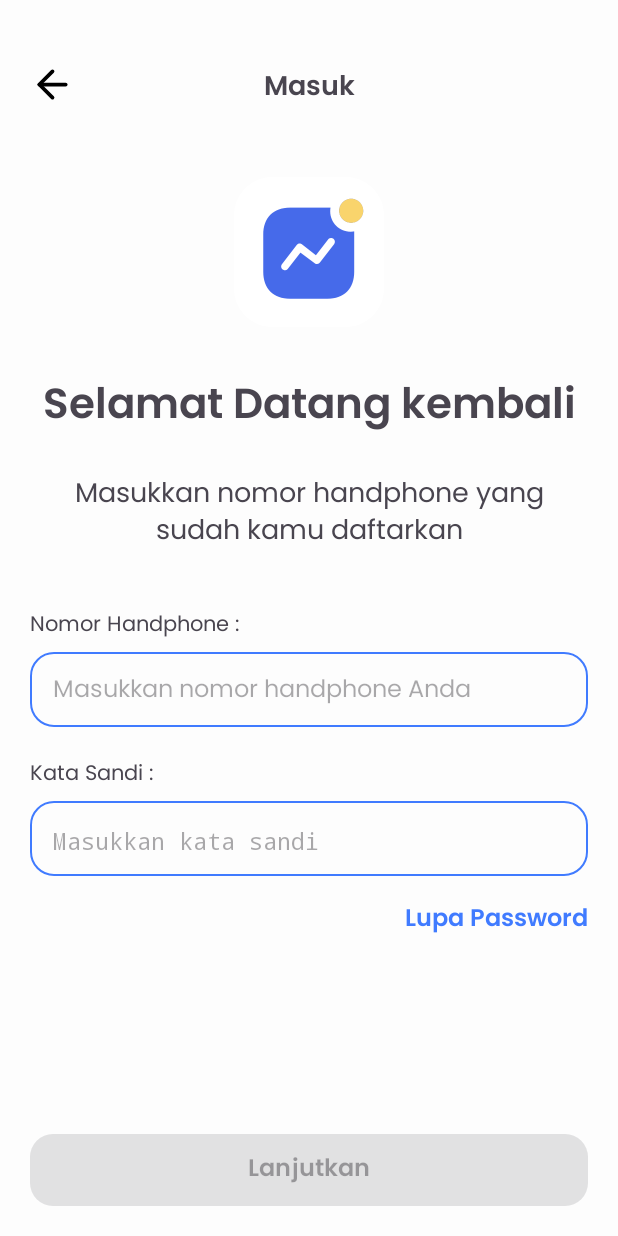
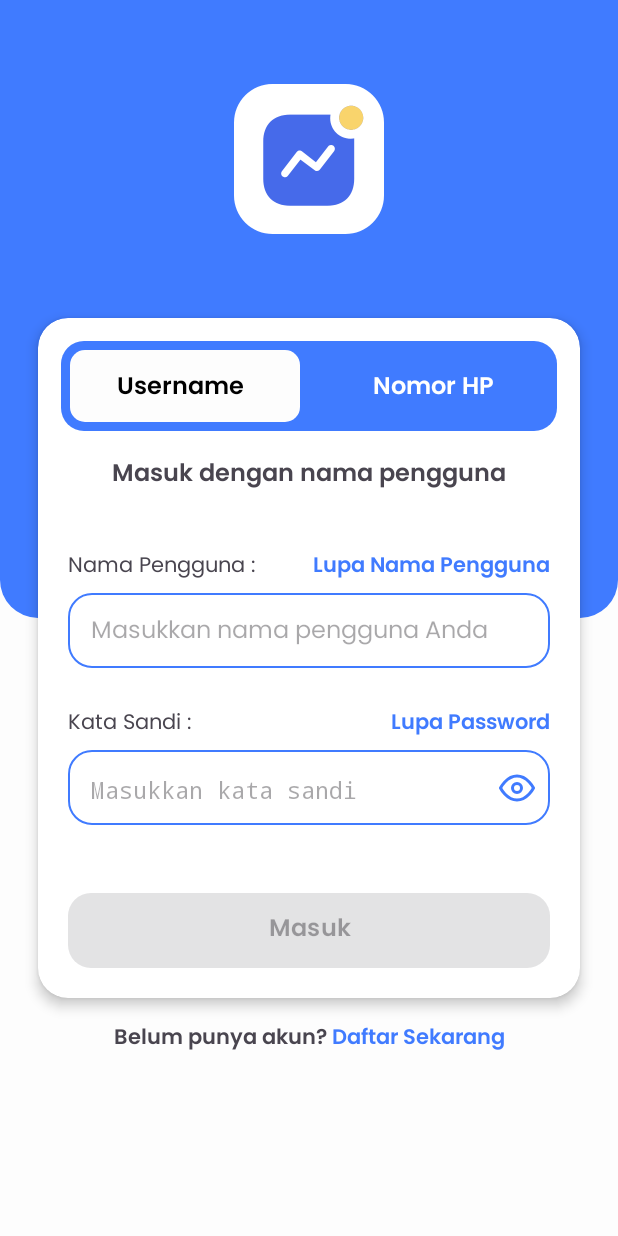
Before and after one commit to Imdvlpr99/Sobat-Dompet, an Android app: the LoginView screen opened directly, with no data from a screen before it, on a phone screen of 412 x 824 dp. Run offline under Robolectric (Android 15) with nearby library versions, the phone set to English and light mode, and no system bars.

Commit message:
modify : change login layout and add function on class

```diff
--- a/app/src/main/AndroidManifest.xml
+++ b/app/src/main/AndroidManifest.xml
@@ -17,7 +17,8 @@
         <activity
             android:name=".activity.auth.UserDataView"
             android:exported="false"
-            android:screenOrientation="portrait"/>
+            android:screenOrientation="portrait"
+            android:windowSoftInputMode="adjustPan"/>
         <activity
             android:name=".activity.auth.OtpView"
             android:exported="false"
--- a/app/src/main/java/com/imdvlpr/expensetracker/activity/auth/LoginView.kt
+++ b/app/src/main/java/com/imdvlpr/expensetracker/activity/auth/LoginView.kt
@@ -8,9 +8,11 @@ import android.text.InputType
 import com.imdvlpr.expensetracker.R
 import com.imdvlpr.expensetracker.databinding.ActivityLoginBinding
 import com.imdvlpr.expensetracker.helper.base.BaseActivity
+import com.imdvlpr.expensetracker.helper.ui.CustomDualTab
 import com.imdvlpr.expensetracker.helper.ui.CustomInputView
-import com.imdvlpr.expensetracker.helper.ui.CustomToolbar
-import com.imdvlpr.expensetracker.helper.utils.getStatusBarHeight
+import com.imdvlpr.expensetracker.helper.utils.setSpannable
+import com.imdvlpr.expensetracker.helper.utils.setTheme
+import com.imdvlpr.expensetracker.helper.utils.setVisible
 import com.imdvlpr.expensetracker.model.Login
 
 class LoginView : BaseActivity() {
@@ -27,24 +29,86 @@ class LoginView : BaseActivity() {
         }
     }
 
+    enum class TYPE { USERNAME, PHONE }
     private lateinit var binding: ActivityLoginBinding
     private var login = Login()
+    private var loginType: TYPE = TYPE.USERNAME
 
     override fun onCreate(savedInstanceState: Bundle?) {
         super.onCreate(savedInstanceState)
         binding = ActivityLoginBinding.inflate(layoutInflater)
         setContentView(binding.root)
+        setTheme()
+        initTab()
         initView()
     }
 
+    private fun initTab() {
+        binding.dualTab.apply {
+            when (getSelected()) {
+                CustomDualTab.SELECTED.LEFT -> {
+                    binding.userNameLayout.setVisible(true)
+                    binding.phoneLayout.setVisible(false)
+                }
+                CustomDualTab.SELECTED.RIGHT -> {
+                    binding.phoneLayout.setVisible(true)
+                    binding.userNameLayout.setVisible(false)
+                }
+            }
+            setListener(object : CustomDualTab.DualTabListener {
+                override fun onLeftClicked() {
+                    loginType = TYPE.USERNAME
+                    binding.userNameLayout.setVisible(true)
+                    binding.phoneLayout.setVisible(false)
+                }
+
+                override fun onRightClicked() {
+                    loginType = TYPE.PHONE
+                    binding.phoneLayout.setVisible(true)
+                    binding.userNameLayout.setVisible(false)
+                }
+            })
+        }
+    }
+
     private fun initView() {
-        binding.customToolbar.apply {
-            setPadding(0, getStatusBarHeight(), 0, 0)
-            setTitle(getString(R.string.login_text))
-            setListener(object : CustomToolbar.ToolbarListener {
-                override fun onBackButtonClick() {
-                    onBackPressedDispatcher.onBackPressed()
-                    finish()
+        val createAccount = String.format(getString(R.string.login_do_not_have_account), getString(R.string.login_create_account))
+        binding.createAccount.text = setSpannable(createAccount, getString(R.string.login_create_account))
+
+        binding.inputUsername.apply {
+            setTitle(getString(R.string.register_user_name))
+            setHint(getString(R.string.register_user_name_hint))
+            setHelper(true, getString(R.string.forgot_username))
+            setInputType(InputType.TYPE_CLASS_TEXT)
+            setInputFilter(CustomInputView.InputFilter.LOWERCASE_WITH_SPECIAL_CHAR)
+            setListener(object : CustomInputView.InputViewListener {
+                override fun afterTextChanged(s: Editable?) {
+                    login.userName = s.toString()
+                    validateInput()
+                }
+
+                override fun onHelperClicked() {
+
+                }
+            })
+        }
+
+        binding.inputPassword.apply {
+            setTitle(getString(R.string.password_title))
+            setHint(getString(R.string.password_hint))
+            setHelper(true, getString(R.string.forgot_password))
+            setInputType(InputType.TYPE_CLASS_TEXT or InputType.TYPE_TEXT_VARIATION_PASSWORD)
+            setInputFilter(CustomInputView.InputFilter.PASSWORD)
+            setIsPassword(true)
+            setIndicator(true)
+            setListener(object : CustomInputView.InputViewListener {
+                override fun afterTextChanged(s: Editable?) {
+                    login.password = s.toString()
+                    validateInput()
+                }
+
+                override fun onHelperClicked() {
+
                 }
             })
         }
@@ -52,48 +116,31 @@ class LoginView : BaseActivity() {
         binding.inputPhone.apply {
             setTitle(getString(R.string.phone_title))
             setHint(getString(R.string.phone_hint))
+            setHelper(true, getString(R.string.forgot_phone))
             setInputType(InputType.TYPE_CLASS_NUMBER)
+            setInputFilter(CustomInputView.InputFilter.PHONE)
+            setSuffix("+62")
             setListener(object : CustomInputView.InputViewListener {
                 override fun afterTextChanged(s: Editable?) {
-                    when (s.toString().length < 12 || s.toString().length > 13) {
-                        true -> setError(true, getString(R.string.phone_error))
-                        false -> {
-                            setError(false)
-                            login.phone = s.toString()
-                            validateInput()
-                        }
-                    }
+                    login.phone = s.toString()
+                    validateInput()
+                }
+
+                override fun onHelperClicked() {
+
                 }
             })
         }
 
-        binding.inputPassword.apply {
-            setTitle(getString(R.string.password_title))
-            setHint(getString(R.string.password_hint))
-            setInputType(InputType.TYPE_CLASS_TEXT or InputType.TYPE_TEXT_VARIATION_PASSWORD)
-            setIsPassword(true)
-            setIndicator(right = true)
-            setListener(object : CustomInputView.InputViewListener {
-                override fun afterTextChanged(s: Editable?) {
-                    when (s.toString().length < 5 || s.toString().length > 10) {
-                        true -> setError(true, getString(R.string.password_error))
-                        false -> {
-                            setError(false)
-                            login.password = s.toString()
-                            validateInput()
-                        }
-                    }
-                }
-            })
-        }
-
-        binding.loginBtn.setOnClickListener {
+        /*binding.loginBtn.setOnClickListener {
             startActivity(OtpView.intentLogin(this, login, OtpView.Companion.TYPE.LOGIN))
-        }
+        }*/
     }
 
     private fun validateInput() {
-        binding.loginBtn.isEnabled = binding.inputPhone.getText().isNotEmpty() &&
-                binding.inputPassword.getText().isNotEmpty()
+        when (loginType) {
+            TYPE.USERNAME -> binding.loginUsernameBtn.isEnabled = login.userName.isNotEmpty() && login.password.isNotEmpty()
+            TYPE.PHONE -> binding.loginPhoneBtn.isEnabled = login.phone.isNotEmpty()
+        }
     }
 }
--- a/app/src/main/java/com/imdvlpr/expensetracker/activity/auth/RegisterView.kt
+++ b/app/src/main/java/com/imdvlpr/expensetracker/activity/auth/RegisterView.kt
@@ -52,6 +52,7 @@ class RegisterView : BaseActivity(), AuthInterface {
             setTitle(getString(R.string.phone_title))
             setHint(getString(R.string.phone_hint))
             setInputType(InputType.TYPE_CLASS_NUMBER)
+            setInputFilter(CustomInputView.InputFilter.PHONE)
             setListener(object : CustomInputView.InputViewListener {
                 override fun afterTextChanged(s: Editable?) {
                     when (s.toString().length < 12 || s.toString().length > 13) {
@@ -70,9 +71,9 @@ class RegisterView : BaseActivity(), AuthInterface {
             setTitle(getString(R.string.password_title))
             setHint(getString(R.string.password_hint))
             setInputType(InputType.TYPE_CLASS_TEXT or InputType.TYPE_TEXT_VARIATION_PASSWORD)
-            setInputFilter(CustomInputView.INPUT_FILTER.PASSWORD)
+            setInputFilter(CustomInputView.InputFilter.PASSWORD)
             setIsPassword(true)
-            setIndicator(right = true)
+            setIndicator(true)
             setListener(object : CustomInputView.InputViewListener {
                 override fun afterTextChanged(s: Editable?) {
                     when (s.toString().length < 5 || s.toString().length > 10) {
@@ -91,9 +92,9 @@ class RegisterView : BaseActivity(), AuthInterface {
             setTitle(getString(R.string.password_confirm_title))
             setHint(getString(R.string.password_confirm_hint))
             setInputType(InputType.TYPE_CLASS_TEXT or InputType.TYPE_TEXT_VARIATION_PASSWORD)
-            setInputFilter(CustomInputView.INPUT_FILTER.PASSWORD)
+            setInputFilter(CustomInputView.InputFilter.PASSWORD)
             setIsPassword(true)
-            setIndicator(right = true)
+            setIndicator(true)
             setListener(object : CustomInputView.InputViewListener {
                 override fun afterTextChanged(s: Editable?) {
                     when (s.toString().length < 5 || s.toString().length > 15) {
--- a/app/src/main/java/com/imdvlpr/expensetracker/activity/auth/UserDataView.kt
+++ b/app/src/main/java/com/imdvlpr/expensetracker/activity/auth/UserDataView.kt
@@ -86,7 +86,7 @@ class UserDataView : BaseActivity(), AuthInterface {
             setTitle(getString(R.string.register_full_name))
             setHint(getString(R.string.register_full_name_hint))
             setInputType(InputType.TYPE_CLASS_TEXT)
-            setInputFilter(CustomInputView.INPUT_FILTER.TEXT_ONLY)
+            setInputFilter(CustomInputView.InputFilter.TEXT_ONLY)
             setListener(object : CustomInputView.InputViewListener {
                 override fun afterTextChanged(s: Editable?) {
                     register.fullName = s.toString()
@@ -99,7 +99,7 @@ class UserDataView : BaseActivity(), AuthInterface {
             setTitle(getString(R.string.register_user_name))
             setHint(getString(R.string.register_user_name_hint))
             setInputType(InputType.TYPE_CLASS_TEXT)
-            setInputFilter(CustomInputView.INPUT_FILTER.LOWERCASE_WITH_SPECIAL_CHAR)
+            setInputFilter(CustomInputView.InputFilter.LOWERCASE_WITH_SPECIAL_CHAR)
             setListener(object : CustomInputView.InputViewListener {
                 override fun afterTextChanged(s: Editable?) {
                     register.userName = s.toString()
@@ -114,8 +114,13 @@ class UserDataView : BaseActivity(), AuthInterface {
             setInputType(InputType.TYPE_TEXT_VARIATION_EMAIL_ADDRESS)
             setListener(object : CustomInputView.InputViewListener {
                 override fun afterTextChanged(s: Editable?) {
-                    register.email = s.toString()
-                    validateInput()
+                    if (binding.email.isEmailValid(s.toString())) {
+                        setError(false)
+                        register.email = s.toString()
+                        validateInput()
+                    } else {
+                        setError(true, getString(R.string.register_email_invalid))
+                    }
                 }
             })
         }
--- /dev/null
+++ b/app/src/main/res/drawable/bg_blue_bottom_rounded.xml
@@ -0,0 +1,9 @@
+<?xml version="1.0" encoding="utf-8"?>
+<shape
+    xmlns:android="http://schemas.android.com/apk/res/android"
+    android:shape="rectangle">
+    <solid android:color="@color/blue"/>
+    <corners
+        android:bottomLeftRadius="25dp"
+        android:bottomRightRadius="25dp"/>
+</shape>
--- a/app/src/main/res/layout/activity_login.xml
+++ b/app/src/main/res/layout/activity_login.xml
@@ -9,50 +9,123 @@
     tools:context=".activity.auth.LoginView"
     tools:ignore="ContentDescription" >
 
-    <androidx.core.widget.NestedScrollView
-        android:layout_width="match_parent"
-        android:layout_height="0dp"
-        app:layout_constraintBottom_toTopOf="@+id/loginBtn"
-        app:layout_constraintTop_toBottomOf="@+id/customToolbar">
-
-        <androidx.constraintlayout.widget.ConstraintLayout
-            android:layout_width="match_parent"
-            android:layout_height="match_parent">
-
     <ImageView
-                android:id="@+id/appIcon"
         android:layout_width="100dp"
         android:layout_height="100dp"
-                android:layout_marginTop="30dp"
+        android:elevation="5dp"
         android:src="@drawable/ic_app_icon"
+        app:layout_constraintBottom_toTopOf="@+id/cardView"
         app:layout_constraintEnd_toEndOf="parent"
         app:layout_constraintStart_toStartOf="parent"
         app:layout_constraintTop_toTopOf="parent" />
 
+    <androidx.cardview.widget.CardView
+        android:id="@+id/cardView"
+        android:layout_width="match_parent"
+        android:layout_height="wrap_content"
+        android:layout_marginHorizontal="25dp"
+        android:layout_marginTop="-200dp"
+        app:cardCornerRadius="20dp"
+        app:cardElevation="5dp"
+        app:layout_constraintEnd_toEndOf="parent"
+        app:layout_constraintStart_toStartOf="parent"
+        app:layout_constraintTop_toTopOf="@+id/guideline">
+
+        <androidx.constraintlayout.widget.ConstraintLayout
+            android:layout_width="match_parent"
+            android:layout_height="wrap_content">
+
+            <com.imdvlpr.expensetracker.helper.ui.CustomDualTab
+                android:id="@+id/dualTab"
+                android:layout_width="match_parent"
+                android:layout_height="wrap_content"
+                android:layout_margin="15dp"
+                app:layout_constraintEnd_toEndOf="parent"
+                app:layout_constraintStart_toStartOf="parent"
+                app:layout_constraintTop_toTopOf="parent" />
+
+            <androidx.constraintlayout.widget.ConstraintLayout
+                android:id="@+id/userNameLayout"
+                android:layout_width="match_parent"
+                android:layout_height="wrap_content"
+                android:visibility="gone"
+                app:layout_constraintBottom_toBottomOf="parent"
+                app:layout_constraintEnd_toEndOf="parent"
+                app:layout_constraintStart_toStartOf="parent"
+                app:layout_constraintTop_toBottomOf="@+id/dualTab">
+
                 <TextView
-                android:id="@+id/loginTitle"
-                style="@style/TextView.Semibold28sp"
+                    android:id="@+id/userNameTitle"
+                    style="@style/TextView.Semibold16sp"
                     android:layout_width="0dp"
                     android:layout_height="wrap_content"
                     android:layout_marginHorizontal="20dp"
-                android:layout_marginTop="30dp"
+                    android:layout_marginTop="15dp"
                     android:gravity="center"
-                android:text="@string/login_title"
+                    android:text="@string/login_username_desc"
                     app:layout_constraintEnd_toEndOf="parent"
                     app:layout_constraintStart_toStartOf="parent"
-                app:layout_constraintTop_toBottomOf="@+id/appIcon" />
+                    app:layout_constraintTop_toTopOf="parent" />
+
+                <com.imdvlpr.expensetracker.helper.ui.CustomInputView
+                    android:id="@+id/inputUsername"
+                    android:layout_width="match_parent"
+                    android:layout_height="wrap_content"
+                    android:layout_marginHorizontal="20dp"
+                    android:layout_marginTop="35dp"
+                    app:layout_constraintEnd_toEndOf="parent"
+                    app:layout_constraintStart_toStartOf="parent"
+                    app:layout_constraintTop_toBottomOf="@+id/userNameTitle" />
+
+                <com.imdvlpr.expensetracker.helper.ui.CustomInputView
+                    android:id="@+id/inputPassword"
+                    android:layout_width="match_parent"
+                    android:layout_height="wrap_content"
+                    android:layout_marginHorizontal="20dp"
+                    android:layout_marginTop="25dp"
+                    app:layout_constraintEnd_toEndOf="parent"
+                    app:layout_constraintStart_toStartOf="parent"
+                    app:layout_constraintTop_toBottomOf="@+id/inputUsername" />
+
+                <com.google.android.material.button.MaterialButton
+                    android:id="@+id/loginUsernameBtn"
+                    style="@style/MaterialButton.Style"
+                    android:layout_width="match_parent"
+                    android:layout_height="50dp"
+                    android:layout_marginHorizontal="20dp"
+                    android:layout_marginTop="45dp"
+                    android:layout_marginBottom="20dp"
+                    android:text="@string/login_text"
+                    android:enabled="false"
+                    app:cornerRadius="15dp"
+                    app:layout_constraintBottom_toBottomOf="parent"
+                    app:layout_constraintEnd_toEndOf="parent"
+                    app:layout_constraintStart_toStartOf="parent"
+                    app:layout_constraintTop_toBottomOf="@+id/inputPassword" />
+
+            </androidx.constraintlayout.widget.ConstraintLayout>
+
+            <androidx.constraintlayout.widget.ConstraintLayout
+                android:id="@+id/phoneLayout"
+                android:layout_width="match_parent"
+                android:layout_height="wrap_content"
+                app:layout_constraintBottom_toBottomOf="parent"
+                app:layout_constraintEnd_toEndOf="parent"
+                app:layout_constraintStart_toStartOf="parent"
+                app:layout_constraintTop_toBottomOf="@+id/dualTab">
 
                 <TextView
-                android:id="@+id/loginDesc"
-                style="@style/TextView.Regular18sp"
+                    android:id="@+id/phoneTitle"
+                    style="@style/TextView.Semibold16sp"
                     android:layout_width="0dp"
                     android:layout_height="wrap_content"
-                android:layout_margin="20dp"
+                    android:layout_marginHorizontal="20dp"
+                    android:layout_marginTop="15dp"
                     android:gravity="center"
-                android:text="@string/login_desc"
+                    android:text="@string/login_phone_desc"
                     app:layout_constraintEnd_toEndOf="parent"
                     app:layout_constraintStart_toStartOf="parent"
-                app:layout_constraintTop_toBottomOf="@+id/loginTitle" />
+                    app:layout_constraintTop_toTopOf="parent" />
 
                 <com.imdvlpr.expensetracker.helper.ui.CustomInputView
                     android:id="@+id/inputPhone"
@@ -62,52 +135,55 @@
                     android:layout_marginTop="35dp"
                     app:layout_constraintEnd_toEndOf="parent"
                     app:layout_constraintStart_toStartOf="parent"
-                app:layout_constraintTop_toBottomOf="@+id/loginDesc" />
+                    app:layout_constraintTop_toBottomOf="@+id/phoneTitle" />
 
-            <com.imdvlpr.expensetracker.helper.ui.CustomInputView
-                android:id="@+id/inputPassword"
+                <com.google.android.material.button.MaterialButton
+                    android:id="@+id/loginPhoneBtn"
+                    style="@style/MaterialButton.Style"
                     android:layout_width="match_parent"
-                android:layout_height="wrap_content"
-                android:layout_margin="20dp"
+                    android:layout_height="50dp"
+                    android:layout_marginHorizontal="20dp"
+                    android:layout_marginTop="45dp"
+                    android:layout_marginBottom="20dp"
+                    android:text="@string/login_text"
+                    android:enabled="false"
+                    app:cornerRadius="15dp"
+                    app:layout_constraintBottom_toBottomOf="parent"
                     app:layout_constraintEnd_toEndOf="parent"
                     app:layout_constraintStart_toStartOf="parent"
                     app:layout_constraintTop_toBottomOf="@+id/inputPhone" />
 
-            <TextView
-                android:id="@+id/forgotPassword"
-                style="@style/TextView.Semibold16sp"
-                android:layout_width="wrap_content"
-                android:layout_height="wrap_content"
-                android:layout_marginVertical="15dp"
-                android:text="@string/forgot_password"
-                android:textColor="@color/blue"
-                app:layout_constraintBottom_toBottomOf="parent"
-                app:layout_constraintEnd_toEndOf="@+id/inputPassword"
-                app:layout_constraintTop_toBottomOf="@+id/inputPassword" />
+            </androidx.constraintlayout.widget.ConstraintLayout>
 
         </androidx.constraintlayout.widget.ConstraintLayout>
 
-    </androidx.core.widget.NestedScrollView>
+    </androidx.cardview.widget.CardView>
 
-    <com.imdvlpr.expensetracker.helper.ui.CustomToolbar
-        android:id="@+id/customToolbar"
+    <TextView
+        android:id="@+id/createAccount"
+        style="@style/TextView.Semibold14sp"
+        android:layout_width="wrap_content"
+        android:layout_height="wrap_content"
+        android:layout_marginTop="15dp"
+        android:text="@string/login_do_not_have_account"
+        app:layout_constraintEnd_toEndOf="parent"
+        app:layout_constraintStart_toStartOf="parent"
+        app:layout_constraintTop_toBottomOf="@+id/cardView" />
+
+    <androidx.constraintlayout.widget.ConstraintLayout
         android:layout_width="match_parent"
-        android:layout_height="wrap_content"
+        android:layout_height="0dp"
+        android:background="@drawable/bg_blue_bottom_rounded"
+        app:layout_constraintBottom_toTopOf="@+id/guideline"
         app:layout_constraintEnd_toEndOf="parent"
         app:layout_constraintStart_toStartOf="parent"
         app:layout_constraintTop_toTopOf="parent" />
 
-    <com.google.android.material.button.MaterialButton
-        android:id="@+id/loginBtn"
-        style="@style/MaterialButton.Style"
+    <androidx.constraintlayout.widget.Guideline
+        android:id="@+id/guideline"
         android:layout_width="match_parent"
-        android:layout_height="wrap_content"
-        android:layout_margin="20dp"
-        android:text="@string/continue_text"
-        android:enabled="false"
-        app:cornerRadius="15dp"
-        app:layout_constraintBottom_toBottomOf="parent"
-        app:layout_constraintEnd_toEndOf="parent"
-        app:layout_constraintStart_toStartOf="parent" />
+        android:layout_height="1dp"
+        android:orientation="horizontal"
+        app:layout_constraintGuide_percent="0.50"/>
 
 </androidx.constraintlayout.widget.ConstraintLayout>
```
Lines whose indentation alone changed are shown as unchanged.
